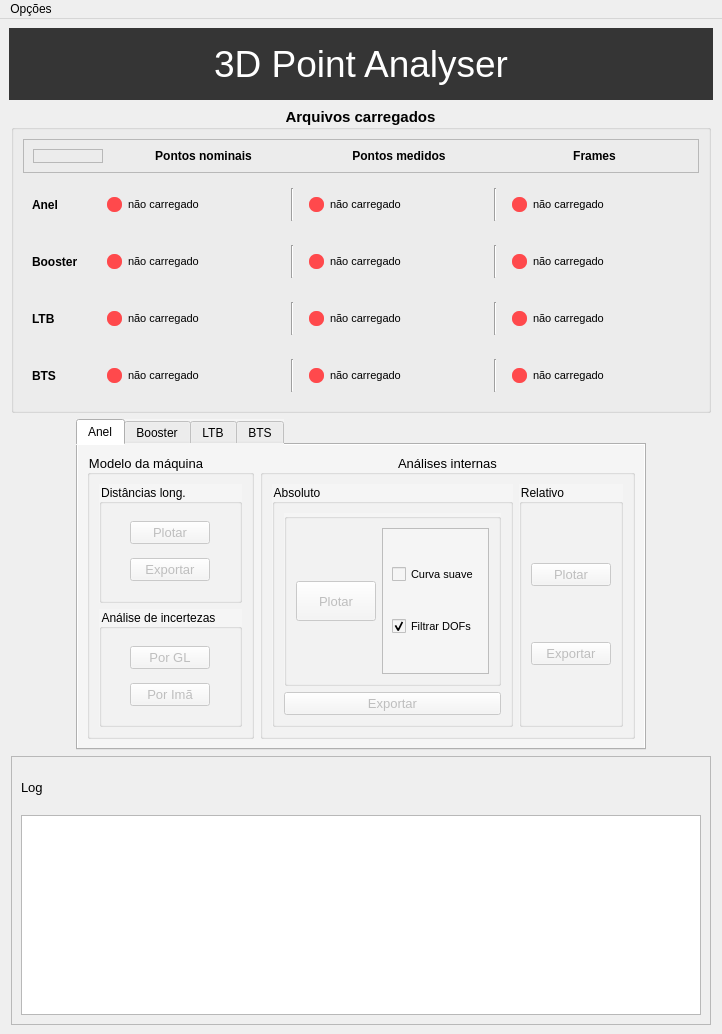
cnpem-met/SA-Automatization, file src/gui.ui: the form before one commit.
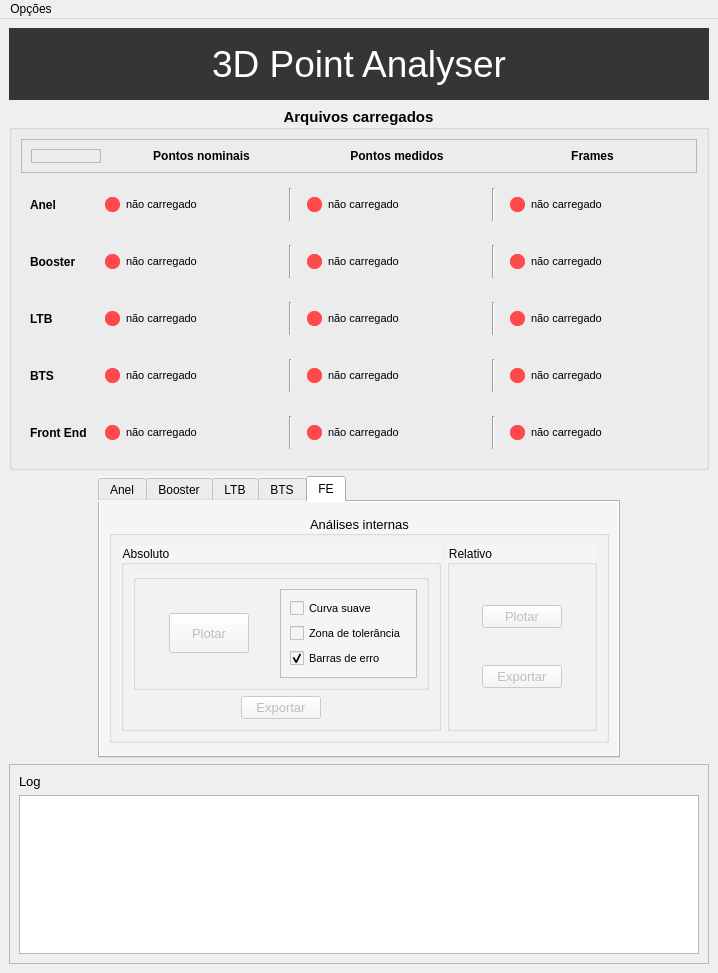
The form after the commit. The open tabs and pages were chosen to show the change.

The edit to the form file:
```diff
--- a/src/gui.ui
+++ b/src/gui.ui
@@ -6,8 +6,8 @@
    <rect>
     <x>0</x>
     <y>0</y>
-    <width>722</width>
-    <height>1034</height>
+    <width>718</width>
+    <height>952</height>
    </rect>
   </property>
   <property name="windowTitle">
@@ -956,6 +956,208 @@
          </layout>
         </widget>
        </item>
+       <item>
+        <widget class="QFrame" name="frame_19">
+         <layout class="QHBoxLayout" name="horizontalLayout_31">
+          <item>
+           <widget class="QLabel" name="label_9">
+            <property name="minimumSize">
+             <size>
+              <width>60</width>
+              <height>0</height>
+             </size>
+            </property>
+            <property name="maximumSize">
+             <size>
+              <width>60</width>
+              <height>16777215</height>
+             </size>
+            </property>
+            <property name="font">
+             <font>
+              <pointsize>9</pointsize>
+              <weight>75</weight>
+              <bold>true</bold>
+             </font>
+            </property>
+            <property name="text">
+             <string>Front End</string>
+            </property>
+           </widget>
+          </item>
+          <item>
+           <widget class="QFrame" name="frame_20">
+            <property name="minimumSize">
+             <size>
+              <width>132</width>
+              <height>0</height>
+             </size>
+            </property>
+            <layout class="QHBoxLayout" name="horizontalLayout_32">
+             <item>
+              <widget class="QFrame" name="ledNom_FE">
+               <property name="minimumSize">
+                <size>
+                 <width>15</width>
+                 <height>15</height>
+                </size>
+               </property>
+               <property name="maximumSize">
+                <size>
+                 <width>15</width>
+                 <height>15</height>
+                </size>
+               </property>
+               <property name="styleSheet">
+                <string notr="true">background-color: rgb(255, 73, 76);
+border-radius:7px;</string>
+               </property>
+               <property name="frameShape">
+                <enum>QFrame::StyledPanel</enum>
+               </property>
+               <property name="frameShadow">
+                <enum>QFrame::Raised</enum>
+               </property>
+              </widget>
+             </item>
+             <item>
+              <widget class="QLabel" name="fileNom_FE">
+               <property name="font">
+                <font>
+                 <pointsize>8</pointsize>
+                 <weight>50</weight>
+                 <bold>false</bold>
+                </font>
+               </property>
+               <property name="text">
+                <string>não carregado</string>
+               </property>
+              </widget>
+             </item>
+            </layout>
+           </widget>
+          </item>
+          <item>
+           <widget class="Line" name="line_13">
+            <property name="orientation">
+             <enum>Qt::Vertical</enum>
+            </property>
+           </widget>
+          </item>
+          <item>
+           <widget class="QFrame" name="frame_21">
+            <property name="minimumSize">
+             <size>
+              <width>132</width>
+              <height>0</height>
+             </size>
+            </property>
+            <layout class="QHBoxLayout" name="horizontalLayout_33">
+             <item>
+              <widget class="QFrame" name="ledMeas_FE">
+               <property name="minimumSize">
+                <size>
+                 <width>15</width>
+                 <height>15</height>
+                </size>
+               </property>
+               <property name="maximumSize">
+                <size>
+                 <width>15</width>
+                 <height>15</height>
+                </size>
+               </property>
+               <property name="styleSheet">
+                <string notr="true">background-color: rgb(255, 73, 76);
+border-radius:7px;</string>
+               </property>
+               <property name="frameShape">
+                <enum>QFrame::StyledPanel</enum>
+               </property>
+               <property name="frameShadow">
+                <enum>QFrame::Raised</enum>
+               </property>
+              </widget>
+             </item>
+             <item>
+              <widget class="QLabel" name="fileMeas_FE">
+               <property name="font">
+                <font>
+                 <pointsize>8</pointsize>
+                 <weight>50</weight>
+                 <bold>false</bold>
+                </font>
+               </property>
+               <property name="text">
+                <string>não carregado</string>
+               </property>
+              </widget>
+             </item>
+            </layout>
+           </widget>
+          </item>
+          <item>
+           <widget class="Line" name="line_14">
+            <property name="orientation">
+             <enum>Qt::Vertical</enum>
+            </property>
+           </widget>
+          </item>
+          <item>
+           <widget class="QFrame" name="frame_22">
+            <property name="minimumSize">
+             <size>
+              <width>132</width>
+              <height>0</height>
+             </size>
+            </property>
+            <layout class="QHBoxLayout" name="horizontalLayout_34">
+             <item>
+              <widget class="QFrame" name="ledFrames_FE">
+               <property name="minimumSize">
+                <size>
+                 <width>15</width>
+                 <height>15</height>
+                </size>
+               </property>
+               <property name="maximumSize">
+                <size>
+                 <width>15</width>
+                 <height>15</height>
+                </size>
+               </property>
+               <property name="styleSheet">
+                <string notr="true">background-color: rgb(255, 73, 76);
+border-radius:7px;</string>
+               </property>
+               <property name="frameShape">
+                <enum>QFrame::StyledPanel</enum>
+               </property>
+               <property name="frameShadow">
+                <enum>QFrame::Raised</enum>
+               </property>
+              </widget>
+             </item>
+             <item>
+              <widget class="QLabel" name="fileFrames_FE">
+               <property name="font">
+                <font>
+                 <pointsize>8</pointsize>
+                 <weight>50</weight>
+                 <bold>false</bold>
+                </font>
+               </property>
+               <property name="text">
+                <string>não carregado</string>
+               </property>
+              </widget>
+             </item>
+            </layout>
+           </widget>
+          </item>
+         </layout>
+        </widget>
+       </item>
       </layout>
      </widget>
     </item>
@@ -1143,96 +1345,46 @@
            </font>
           </property>
           <property name="title">
-           <string>Análises internas</string>
+           <string>Alinhamento</string>
           </property>
           <property name="alignment">
            <set>Qt::AlignCenter</set>
           </property>
           <layout class="QHBoxLayout" name="horizontalLayout_5">
            <item>
-            <widget class="QGroupBox" name="groupBox_4">
-             <property name="font">
-              <font>
-               <pointsize>9</pointsize>
-              </font>
+            <widget class="QFrame" name="frame_18">
+             <property name="frameShape">
+              <enum>QFrame::StyledPanel</enum>
              </property>
-             <property name="title">
-              <string>Absoluto</string>
+             <property name="frameShadow">
+              <enum>QFrame::Raised</enum>
              </property>
              <layout class="QVBoxLayout" name="verticalLayout_5">
               <item>
-               <widget class="QGroupBox" name="groupBox_6">
-                <property name="title">
-                 <string/>
+               <widget class="QPushButton" name="plotAbsolute_SR">
+                <property name="enabled">
+                 <bool>false</bool>
                 </property>
-                <layout class="QHBoxLayout" name="horizontalLayout_7">
-                 <item>
-                  <widget class="QPushButton" name="plotAbsolute_SR">
-                   <property name="enabled">
-                    <bool>false</bool>
-                   </property>
-                   <property name="minimumSize">
-                    <size>
-                     <width>0</width>
-                     <height>40</height>
-                    </size>
-                   </property>
-                   <property name="maximumSize">
-                    <size>
-                     <width>200</width>
-                     <height>16777215</height>
-                    </size>
-                   </property>
-                   <property name="font">
-                    <font>
-                     <pointsize>10</pointsize>
-                    </font>
-                   </property>
-                   <property name="text">
-                    <string>Plotar</string>
-                   </property>
-                  </widget>
-                 </item>
-                 <item>
-                  <widget class="QFrame" name="frame_3">
-                   <property name="frameShape">
-                    <enum>QFrame::StyledPanel</enum>
-                   </property>
-                   <property name="frameShadow">
-                    <enum>QFrame::Raised</enum>
-                   </property>
-                   <layout class="QVBoxLayout" name="verticalLayout_8">
-                    <item>
-                     <widget class="QCheckBox" name="checkFitted_SR">
-                      <property name="font">
-                       <font>
-                        <pointsize>8</pointsize>
-                       </font>
-                      </property>
-                      <property name="text">
-                       <string>Curva suave</string>
-                      </property>
-                     </widget>
-                    </item>
-                    <item>
-                     <widget class="QCheckBox" name="plotAllDofs_SR">
-                      <property name="font">
-                       <font>
-                        <pointsize>8</pointsize>
-                       </font>
-                      </property>
-                      <property name="text">
-                       <string>Filtrar DOFs</string>
-                      </property>
-                      <property name="checked">
-                       <bool>true</bool>
-                      </property>
-                     </widget>
-                    </item>
-                   </layout>
-                  </widget>
-                 </item>
-                </layout>
+                <property name="minimumSize">
+                 <size>
+                  <width>0</width>
+                  <height>40</height>
+                 </size>
+                </property>
+                <property name="maximumSize">
+                 <size>
+                  <width>200</width>
+                  <height>16777215</height>
+                 </size>
+                </property>
+                <property name="font">
+                 <font>
+                  <pointsize>10</pointsize>
+                 </font>
+                </property>
+                <property name="text">
+                 <string>Plot SR</string>
+                </property>
                </widget>
               </item>
               <item>
@@ -1254,49 +1406,61 @@
             </widget>
            </item>
            <item>
-            <widget class="QGroupBox" name="groupBox_5">
-             <property name="font">
-              <font>
-               <pointsize>9</pointsize>
-              </font>
+            <widget class="QFrame" name="frame_3">
+             <property name="frameShape">
+              <enum>QFrame::StyledPanel</enum>
              </property>
-             <property name="title">
-              <string>Relativo</string>
+             <property name="frameShadow">
+              <enum>QFrame::Raised</enum>
              </property>
              <layout class="QVBoxLayout" name="verticalLayout_7">
               <item>
-               <widget class="QPushButton" name="plotRelative_SR">
-                <property name="enabled">
-                 <bool>false</bool>
+               <widget class="QCheckBox" name="reportMode_SR">
+                <property name="font">
+                 <font>
+                  <pointsize>8</pointsize>
+                 </font>
                 </property>
-                <property name="maximumSize">
-                 <size>
-                  <width>16777215</width>
-                  <height>16777215</height>
-                 </size>
+                <property name="text">
+                 <string>Modo p/ reportar</string>
                 </property>
                 <property name="font">
                  <font>
-                  <pointsize>10</pointsize>
+                  <pointsize>8</pointsize>
                  </font>
                 </property>
                 <property name="text">
-                 <string>Plotar</string>
+                 <string>Linhas nos berços</string>
                 </property>
                </widget>
               </item>
               <item>
-               <widget class="QPushButton" name="expRelative_SR">
-                <property name="enabled">
-                 <bool>false</bool>
+               <widget class="QCheckBox" name="plotAllDofs_SR">
+                <property name="font">
+                 <font>
+                  <pointsize>8</pointsize>
+                 </font>
                 </property>
+                <property name="text">
+                 <string>Filtrar DOFs</string>
+                </property>
+                <property name="checked">
+                 <bool>true</bool>
+                </property>
+               </widget>
+              </item>
+              <item>
+               <widget class="QCheckBox" name="errorbar_SR">
                 <property name="font">
                  <font>
-                  <pointsize>10</pointsize>
+                  <pointsize>8</pointsize>
                  </font>
                 </property>
                 <property name="text">
-                 <string>Exportar</string>
+                 <string>Barras de erro</string>
+                </property>
+                <property name="checked">
+                 <bool>true</bool>
                 </property>
                </widget>
               </item>
@@ -1400,7 +1564,7 @@
                    <property name="frameShadow">
                     <enum>QFrame::Raised</enum>
                    </property>
-                   <layout class="QVBoxLayout" name="verticalLayout_11">
+                   <layout class="QVBoxLayout" name="verticalLayout_8">
                     <item>
                      <widget class="QCheckBox" name="checkFitted_booster">
                       <property name="font">
@@ -1849,7 +2013,7 @@
                    <property name="frameShadow">
                     <enum>QFrame::Raised</enum>
                    </property>
-                   <layout class="QVBoxLayout" name="verticalLayout_19">
+                   <layout class="QVBoxLayout" name="verticalLayout_15">
                     <item>
                      <widget class="QCheckBox" name="checkFitted_BTS">
                       <property name="font">
@@ -1972,6 +2136,236 @@
         </item>
        </layout>
       </widget>
+      <widget class="QWidget" name="tab_3">
+       <attribute name="title">
+        <string>FE</string>
+       </attribute>
+       <layout class="QVBoxLayout" name="verticalLayout_25">
+        <item>
+         <spacer name="verticalSpacer_9">
+          <property name="orientation">
+           <enum>Qt::Vertical</enum>
+          </property>
+          <property name="sizeHint" stdset="0">
+           <size>
+            <width>20</width>
+            <height>16</height>
+           </size>
+          </property>
+         </spacer>
+        </item>
+        <item>
+         <widget class="QGroupBox" name="groupBox_20">
+          <property name="maximumSize">
+           <size>
+            <width>500</width>
+            <height>16777215</height>
+           </size>
+          </property>
+          <property name="font">
+           <font>
+            <pointsize>10</pointsize>
+            <weight>50</weight>
+            <bold>false</bold>
+           </font>
+          </property>
+          <property name="title">
+           <string>Análises internas</string>
+          </property>
+          <property name="alignment">
+           <set>Qt::AlignCenter</set>
+          </property>
+          <layout class="QHBoxLayout" name="horizontalLayout_35">
+           <item>
+            <widget class="QGroupBox" name="groupBox_21">
+             <property name="font">
+              <font>
+               <pointsize>9</pointsize>
+              </font>
+             </property>
+             <property name="title">
+              <string>Absoluto</string>
+             </property>
+             <layout class="QVBoxLayout" name="verticalLayout_19">
+              <item>
+               <widget class="QGroupBox" name="groupBox_22">
+                <property name="title">
+                 <string/>
+                </property>
+                <layout class="QHBoxLayout" name="horizontalLayout_36">
+                 <item alignment="Qt::AlignHCenter">
+                  <widget class="QPushButton" name="plotAbsolute_FE">
+                   <property name="enabled">
+                    <bool>false</bool>
+                   </property>
+                   <property name="minimumSize">
+                    <size>
+                     <width>0</width>
+                     <height>40</height>
+                    </size>
+                   </property>
+                   <property name="maximumSize">
+                    <size>
+                     <width>200</width>
+                     <height>16777215</height>
+                    </size>
+                   </property>
+                   <property name="font">
+                    <font>
+                     <pointsize>10</pointsize>
+                    </font>
+                   </property>
+                   <property name="text">
+                    <string>Plotar</string>
+                   </property>
+                  </widget>
+                 </item>
+                 <item>
+                  <widget class="QFrame" name="frame_23">
+                   <property name="frameShape">
+                    <enum>QFrame::StyledPanel</enum>
+                   </property>
+                   <property name="frameShadow">
+                    <enum>QFrame::Raised</enum>
+                   </property>
+                   <layout class="QVBoxLayout" name="verticalLayout_23">
+                    <item>
+                     <widget class="QCheckBox" name="checkFitted_FE">
+                      <property name="font">
+                       <font>
+                        <pointsize>8</pointsize>
+                       </font>
+                      </property>
+                      <property name="text">
+                       <string>Curva suave</string>
+                      </property>
+                     </widget>
+                    </item>
+                    <item>
+                     <widget class="QCheckBox" name="checkTolerZone_FE">
+                      <property name="font">
+                       <font>
+                        <pointsize>8</pointsize>
+                       </font>
+                      </property>
+                      <property name="text">
+                       <string>Zona de tolerância</string>
+                      </property>
+                     </widget>
+                    </item>
+                    <item>
+                     <widget class="QCheckBox" name="errorbar_FE">
+                      <property name="font">
+                       <font>
+                        <pointsize>8</pointsize>
+                       </font>
+                      </property>
+                      <property name="text">
+                       <string>Barras de erro</string>
+                      </property>
+                      <property name="checked">
+                       <bool>true</bool>
+                      </property>
+                     </widget>
+                    </item>
+                   </layout>
+                  </widget>
+                 </item>
+                </layout>
+               </widget>
+              </item>
+              <item alignment="Qt::AlignHCenter">
+               <widget class="QPushButton" name="expAbsolute_FE">
+                <property name="enabled">
+                 <bool>false</bool>
+                </property>
+                <property name="font">
+                 <font>
+                  <pointsize>10</pointsize>
+                 </font>
+                </property>
+                <property name="text">
+                 <string>Exportar</string>
+                </property>
+               </widget>
+              </item>
+             </layout>
+            </widget>
+           </item>
+           <item>
+            <widget class="QGroupBox" name="groupBox_23">
+             <property name="maximumSize">
+              <size>
+               <width>150</width>
+               <height>16777215</height>
+              </size>
+             </property>
+             <property name="font">
+              <font>
+               <pointsize>9</pointsize>
+              </font>
+             </property>
+             <property name="title">
+              <string>Relativo</string>
+             </property>
+             <layout class="QVBoxLayout" name="verticalLayout_24">
+              <item alignment="Qt::AlignHCenter">
+               <widget class="QPushButton" name="plotRelative_FE">
+                <property name="enabled">
+                 <bool>false</bool>
+                </property>
+                <property name="maximumSize">
+                 <size>
+                  <width>16777215</width>
+                  <height>16777215</height>
+                 </size>
+                </property>
+                <property name="font">
+                 <font>
+                  <pointsize>10</pointsize>
+                 </font>
+                </property>
+                <property name="text">
+                 <string>Plotar</string>
+                </property>
+               </widget>
+              </item>
+              <item alignment="Qt::AlignHCenter">
+               <widget class="QPushButton" name="expRelative_FE">
+                <property name="enabled">
+                 <bool>false</bool>
+                </property>
+                <property name="font">
+                 <font>
+                  <pointsize>10</pointsize>
+                 </font>
+                </property>
+                <property name="text">
+                 <string>Exportar</string>
+                </property>
+               </widget>
+              </item>
+             </layout>
+            </widget>
+           </item>
+          </layout>
+         </widget>
+        </item>
+        <item>
+         <spacer name="verticalSpacer_10">
+          <property name="orientation">
+           <enum>Qt::Vertical</enum>
+          </property>
+          <property name="sizeHint" stdset="0">
+           <size>
+            <width>20</width>
+            <height>16</height>
+           </size>
+          </property>
+         </spacer>
+        </item>
+       </layout>
+      </widget>
      </widget>
     </item>
     <item alignment="Qt::AlignHCenter">
@@ -2036,8 +2430,8 @@
     <rect>
      <x>0</x>
      <y>0</y>
-     <width>722</width>
-     <height>26</height>
+     <width>718</width>
+     <height>21</height>
     </rect>
    </property>
    <widget class="QMenu" name="menuOptions">
```
Left out of the diff: 132 changed lines with no effect on the pictures.
